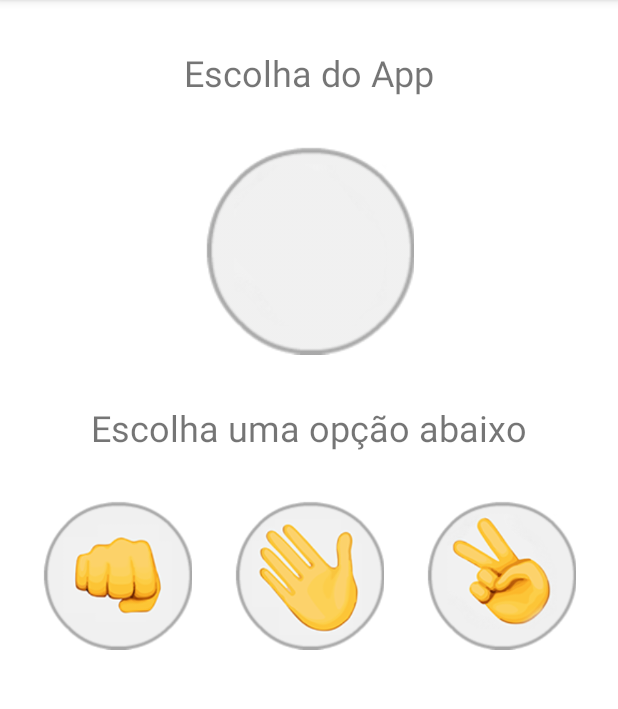
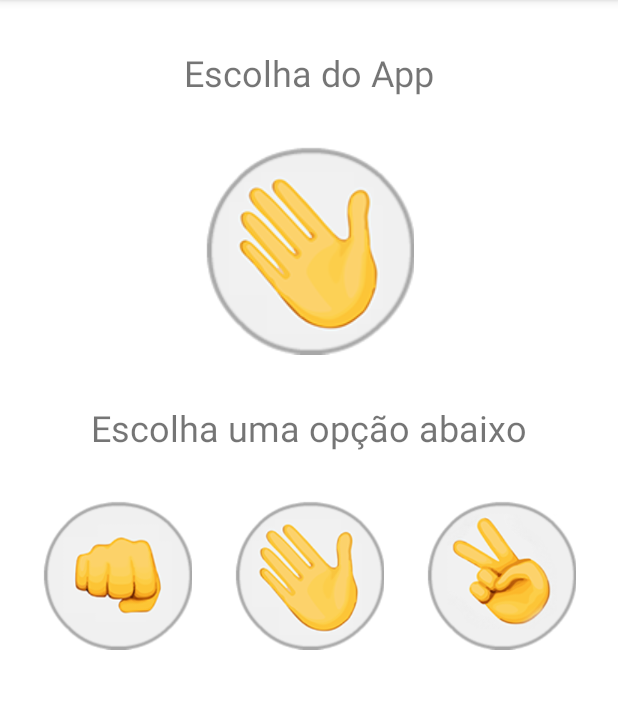
Before and after one commit to diegocb81/Projeto_pedra_papel_tesoura_app, an Android app: the screen it shows after launch (MainActivity), after a tap on an icon or button, on a phone screen of 412 x 824 dp, the part 84-793 px from its top. Run offline under Robolectric (Android 15) with nearby library versions, the phone set to English and light mode, and no system bars.

Commit message:
Desenvolvendo escolha aleatória

```diff
--- a/app/src/main/java/com/cursoandroid/projeto_pedra_papel_tesoura_app/MainActivity.java
+++ b/app/src/main/java/com/cursoandroid/projeto_pedra_papel_tesoura_app/MainActivity.java
@@ -4,6 +4,9 @@ import androidx.appcompat.app.AppCompatActivity;
 
 import android.os.Bundle;
 import android.view.View;
+import android.widget.ImageView;
+
+import java.util.Random;
 
 public class MainActivity extends AppCompatActivity {
 
@@ -25,9 +28,26 @@ public class MainActivity extends AppCompatActivity {
         this.opcaoSelecionada("tesoura");
     }
 
+    public void opcaoSelecionada(String opcaoSelecionada){
 
+        ImageView imagemResultado = findViewById(R.id.imageResultado);
 
-    public void opcaoSelecionada(String opcaoSelecionada){
-        System.out.println("item clicado: " + opcaoSelecionada);
+        int numero = new Random().nextInt(3);
+        String[] opcoes = {"pedra", "papel", "tesoura"};
+        String opcaoApp = opcoes[numero];
+
+        switch (opcaoApp){
+            case "pedra" :
+                imagemResultado.setImageResource(R.drawable.pedra);
+                break;
+            case "papel" :
+                imagemResultado.setImageResource(R.drawable.papel);
+                break;
+            case "tesoura" :
+                imagemResultado.setImageResource(R.drawable.tesoura);
+                break;
+        }
+
+        System.out.println("item clicado: " + opcaoApp);
     }
 }
--- a/app/src/main/res/layout/activity_main.xml
+++ b/app/src/main/res/layout/activity_main.xml
@@ -42,7 +42,7 @@
         app:layout_constraintTop_toTopOf="parent" />
 
     <ImageView
-        android:id="@+id/imageView"
+        android:id="@+id/imageResultado"
         android:layout_width="140dp"
         android:layout_height="140dp"
         android:layout_marginTop="32dp"
@@ -60,7 +60,7 @@
         android:textSize="24sp"
         app:layout_constraintEnd_toEndOf="parent"
         app:layout_constraintStart_toStartOf="parent"
-        app:layout_constraintTop_toBottomOf="@+id/imageView" />
+        app:layout_constraintTop_toBottomOf="@+id/imageResultado" />
 
     <ImageView
         android:id="@+id/imageView2"
```
